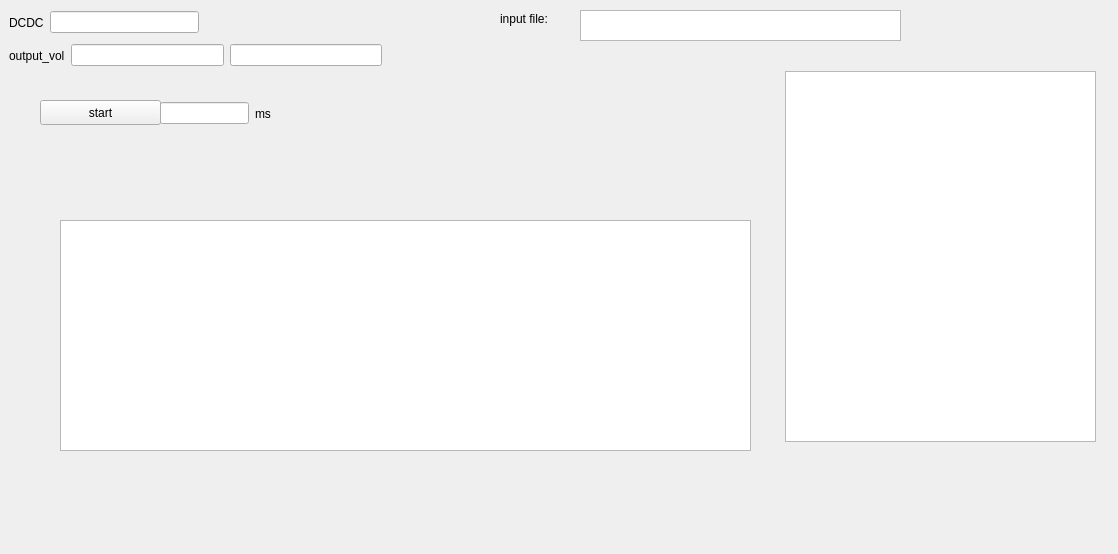
Above: widget.ui from pzl123/drogfile before the change. Below: the same form after it.
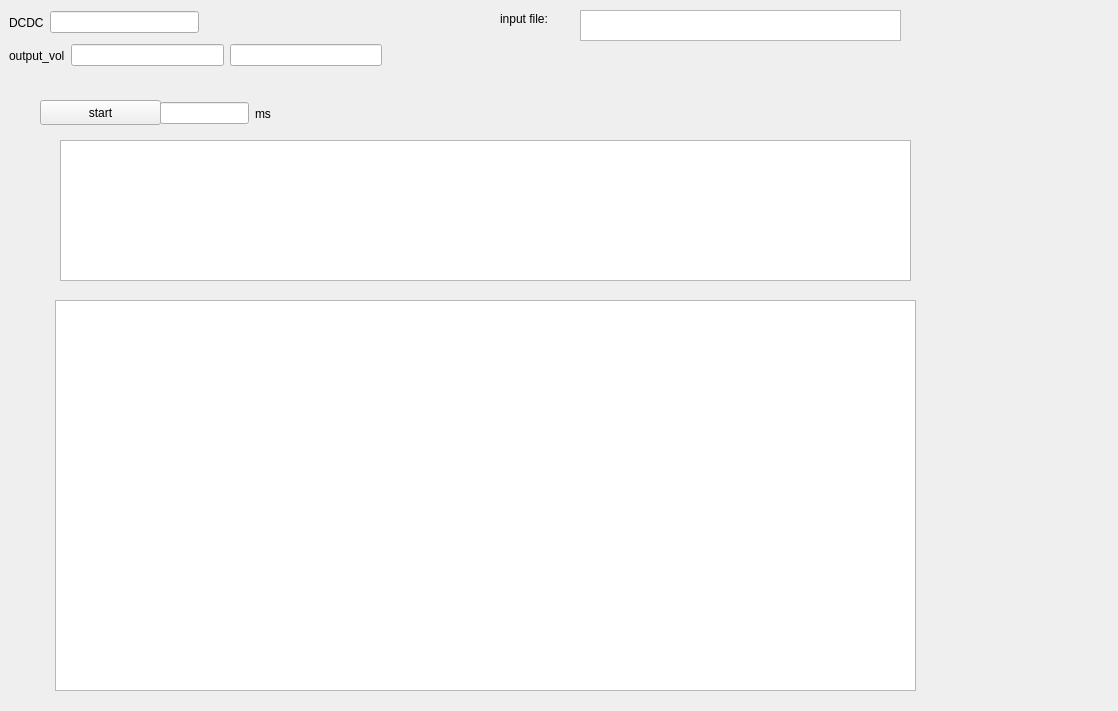
That is the form after the change.

Commit message: feat(widget): 自定义tableView显示的model

```diff
--- a/widget.ui
+++ b/widget.ui
@@ -7,7 +7,7 @@
     <x>0</x>
     <y>0</y>
     <width>1118</width>
-    <height>554</height>
+    <height>711</height>
    </rect>
   </property>
   <property name="windowTitle">
@@ -106,9 +106,9 @@
    <property name="geometry">
     <rect>
      <x>60</x>
-     <y>220</y>
-     <width>691</width>
-     <height>231</height>
+     <y>140</y>
+     <width>851</width>
+     <height>141</height>
     </rect>
    </property>
   </widget>
@@ -137,10 +137,10 @@
   <widget class="QTableView" name="dcdctableView">
    <property name="geometry">
     <rect>
-     <x>785</x>
-     <y>71</y>
-     <width>311</width>
-     <height>371</height>
+     <x>55</x>
+     <y>300</y>
+     <width>861</width>
+     <height>391</height>
     </rect>
    </property>
   </widget>
```
Left out of the diff: 2 changed lines with no effect on the pictures. The commit also changes 2 other files.
